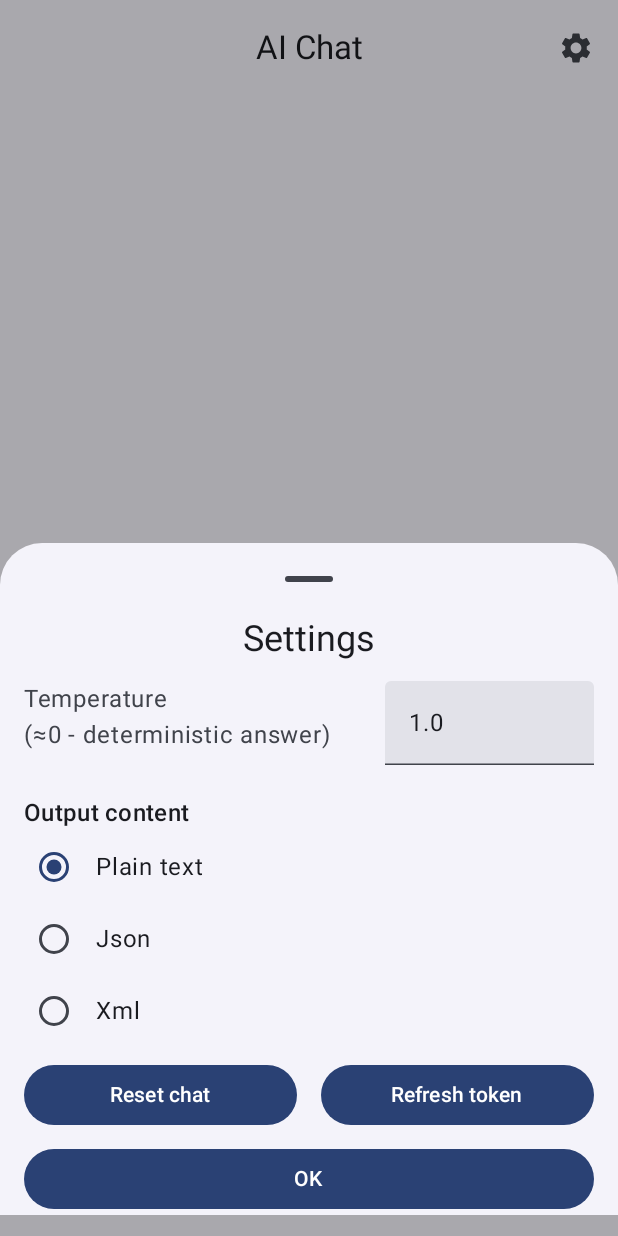
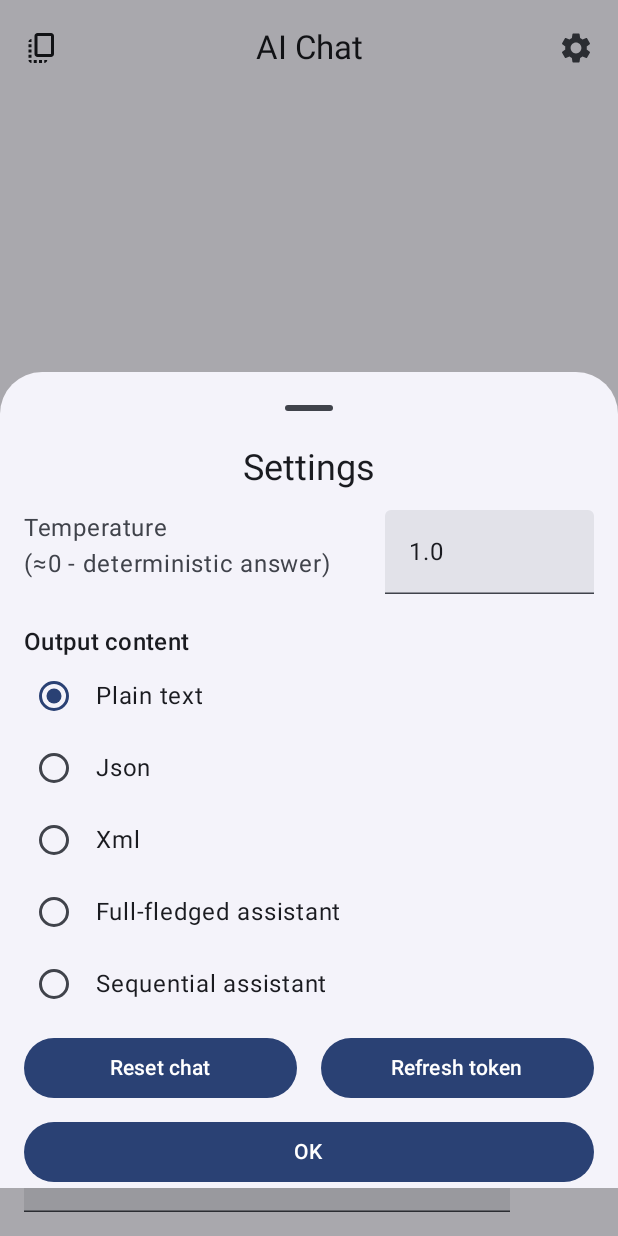
Before and after one commit to chtcholeg/AI_Advent_Challenge_4__1, an Android app built with Jetpack Compose: the screen it shows after launch (MainActivity), after a tap on "Settings", on a phone screen of 412 x 824 dp. Run offline under Robolectric (Android 15) with nearby library versions, the phone set to English and light mode, and no system bars.

Commit message:
Added new prompts (for TS and sequential) Added copy-buttons

```diff
--- a/app/build.gradle.kts
+++ b/app/build.gradle.kts
@@ -52,6 +52,7 @@ dependencies {
     implementation(libs.androidx.lifecycle.viewmodel.compose)
     implementation(libs.androidx.foundation)
     implementation(libs.androidx.material3)
+    implementation(libs.androidx.material.icons.extended)
     implementation(libs.androidx.ui)
     implementation(libs.androidx.ui.graphics)
     implementation(libs.androidx.ui.tooling.preview)
--- a/app/src/main/java/ru/chtcholeg/aichat/core/ChatCore.kt
+++ b/app/src/main/java/ru/chtcholeg/aichat/core/ChatCore.kt
@@ -117,6 +117,8 @@ object ChatCore {
             OutputContent.PLAIN_TEXT -> null
             OutputContent.JSON -> Message(Role.SYSTEM, SystemPrompts.JSON)
             OutputContent.XML -> Message(Role.SYSTEM, SystemPrompts.XML)
+            OutputContent.FULL_FLEDGED_ASSISTANT -> Message(Role.SYSTEM, SystemPrompts.FULL_FLEDGED_ASSISTANT)
+            OutputContent.SEQUENTIAL_ASSISTANT -> Message(Role.SYSTEM, SystemPrompts.SEQUENTIAL_ASSISTANT)
         }
         return listOfNotNull(systemMessage) + _messages.value
     }
--- a/app/src/main/java/ru/chtcholeg/aichat/ui/chatscreen/ChatScreen.kt
+++ b/app/src/main/java/ru/chtcholeg/aichat/ui/chatscreen/ChatScreen.kt
@@ -6,6 +6,7 @@ import androidx.compose.foundation.layout.fillMaxWidth
 import androidx.compose.foundation.layout.padding
 import androidx.compose.foundation.lazy.LazyColumn
 import androidx.compose.material.icons.Icons
+import androidx.compose.material.icons.filled.CopyAll
 import androidx.compose.material.icons.filled.Settings
 import androidx.compose.material3.Card
 import androidx.compose.material3.CardDefaults
@@ -16,10 +17,16 @@ import androidx.compose.material3.IconButton
 import androidx.compose.material3.LinearProgressIndicator
 import androidx.compose.material3.MaterialTheme
 import androidx.compose.material3.Scaffold
+import androidx.compose.material3.SnackbarDuration
+import androidx.compose.material3.SnackbarHost
+import androidx.compose.material3.SnackbarHostState
 import androidx.compose.material3.Text
 import androidx.compose.runtime.Composable
+import androidx.compose.runtime.LaunchedEffect
 import androidx.compose.runtime.getValue
+import androidx.compose.runtime.remember
 import androidx.compose.ui.Modifier
+import androidx.compose.ui.platform.LocalContext
 import androidx.compose.ui.tooling.preview.Preview
 import androidx.compose.ui.unit.dp
 import androidx.lifecycle.compose.collectAsStateWithLifecycle
@@ -46,16 +53,8 @@ private fun ChatScreen(
         topBar = {
             CenterAlignedTopAppBar(
                 title = { Text("AI Chat") },
-                actions = {
-                    IconButton(
-                        onClick = { onAction(ChatAction.ShowSettings) }
-                    ) {
-                        Icon(
-                            imageVector = Icons.Filled.Settings,
-                            contentDescription = "Settings"
-                        )
-                    }
-                }
+                navigationIcon = { NavigationIcon(onAction) },
+                actions = { Actions(onAction) },
             )
         },
         modifier = Modifier.fillMaxSize()
@@ -73,7 +72,12 @@ private fun ChatScreen(
                 reverseLayout = true
             ) {
                 items(count = state.messages.size) { message ->
-                    MessageBubble(chatMessage = state.messages[message])
+                    val chatMessage = state.messages[message]
+                    val context = LocalContext.current
+                    MessageBubble(
+                        chatMessage = chatMessage,
+                        onCopyClicked = { onAction(ChatAction.Copy(context, chatMessage)) },
+                    )
                 }
             }
 
@@ -106,12 +110,13 @@ private fun ChatScreen(
             // Input area
             InputArea(
                 inputText = state.inputText,
-                onInputTextChange = { onAction(ChatAction.Input(it)) },
+                onInputTextChange = {
+                    onAction(ChatAction.Input(it))
+                },
                 onSendMessage = { onAction(ChatAction.SendMessage) },
                 isLoading = state.isLoading,
                 modifier = Modifier.fillMaxWidth()
             )
-
         }
     }
 
@@ -125,6 +130,31 @@ private fun ChatScreen(
     }
 }
 
+@Composable
+private fun Actions(onAction: (ChatAction) -> Unit) {
+    IconButton(
+        onClick = { onAction(ChatAction.ShowSettings) }
+    ) {
+        Icon(
+            imageVector = Icons.Filled.Settings,
+            contentDescription = "Settings"
+        )
+    }
+}
+
+@Composable
+private fun NavigationIcon(onAction: (ChatAction) -> Unit) {
+    val context = LocalContext.current
+    IconButton(
+        onClick = { onAction(ChatAction.CopyAll(context)) }
+    ) {
+        Icon(
+            imageVector = Icons.Filled.CopyAll,
+            contentDescription = "Copy all conversation"
+        )
+    }
+}
+
 @Preview(showBackground = true)
 @Composable
 fun ChatScreenPreview() {
--- a/app/src/main/java/ru/chtcholeg/aichat/ui/chatscreen/InputArea.kt
+++ b/app/src/main/java/ru/chtcholeg/aichat/ui/chatscreen/InputArea.kt
@@ -13,6 +13,11 @@ import androidx.compose.material3.IconButton
 import androidx.compose.material3.Text
 import androidx.compose.material3.TextField
 import androidx.compose.runtime.Composable
+import androidx.compose.runtime.LaunchedEffect
+import androidx.compose.runtime.getValue
+import androidx.compose.runtime.mutableStateOf
+import androidx.compose.runtime.remember
+import androidx.compose.runtime.setValue
 import androidx.compose.ui.Alignment
 import androidx.compose.ui.Modifier
 import androidx.compose.ui.text.input.ImeAction
@@ -26,13 +31,24 @@ fun InputArea(
     isLoading: Boolean,
     modifier: Modifier = Modifier
 ) {
+    var isFocused by remember { mutableStateOf(false) }
+    var currentText by remember { mutableStateOf("") }
+    LaunchedEffect(inputText) {
+        if (!isFocused) {
+            currentText = inputText
+        }
+    }
+
     Row(
         modifier = modifier.padding(16.dp),
         verticalAlignment = Alignment.Companion.CenterVertically
     ) {
         TextField(
-            value = inputText,
-            onValueChange = onInputTextChange,
+            value = currentText,
+            onValueChange = { newText ->
+                currentText = newText
+                onInputTextChange(newText)
+            },
             placeholder = { Text("Type a message...") },
             modifier = Modifier
                 .weight(1f)
--- a/app/src/main/java/ru/chtcholeg/aichat/ui/chatscreen/SettingsDialog.kt
+++ b/app/src/main/java/ru/chtcholeg/aichat/ui/chatscreen/SettingsDialog.kt
@@ -29,7 +29,8 @@ fun SettingsDialog(
 ) {
     BottomSheet(
         onDismissRequest = { onAction(ChatAction.HideDialog) },
-        modifier = modifier.padding(bottom = 100.dp),
+        modifier = modifier
+            .padding(bottom = 32.dp),
     ) {
         Text(
             text = "Settings",
@@ -140,6 +141,8 @@ private val OutputContent.text: String
         OutputContent.PLAIN_TEXT -> "Plain text"
         OutputContent.JSON -> "Json"
         OutputContent.XML -> "Xml"
+        OutputContent.FULL_FLEDGED_ASSISTANT -> "Full-fledged assistant"
+        OutputContent.SEQUENTIAL_ASSISTANT -> "Sequential assistant"
     }
 
 @Preview(showBackground = true)
--- a/app/src/main/java/ru/chtcholeg/aichat/ui/views/BottomSheet.kt
+++ b/app/src/main/java/ru/chtcholeg/aichat/ui/views/BottomSheet.kt
@@ -8,9 +8,12 @@ import androidx.compose.foundation.rememberScrollState
 import androidx.compose.foundation.verticalScroll
 import androidx.compose.material3.ExperimentalMaterial3Api
 import androidx.compose.material3.ModalBottomSheet
+import androidx.compose.material3.SheetValue
+import androidx.compose.material3.rememberModalBottomSheetState
 import androidx.compose.runtime.Composable
 import androidx.compose.ui.Modifier
 import androidx.compose.ui.unit.dp
+import ru.chtcholeg.aichat.utils.consumedInsetsModifier
 
 @OptIn(ExperimentalMaterial3Api::class)
 @Composable
@@ -21,7 +24,12 @@ fun BottomSheet(
 ) {
     ModalBottomSheet(
         onDismissRequest = onDismissRequest,
-        modifier = modifier,
+        sheetState = rememberModalBottomSheetState(
+            skipPartiallyExpanded = true,
+            confirmValueChange = { it != SheetValue.PartiallyExpanded }
+        ),
+        modifier = modifier
+            .consumedInsetsModifier(true),
     ) {
         Column(
             modifier = Modifier
--- /dev/null
+++ b/app/src/main/java/ru/chtcholeg/aichat/utils/Insets.kt
@@ -0,0 +1,26 @@
+package ru.chtcholeg.aichat.utils
+
+import androidx.compose.foundation.layout.WindowInsets
+import androidx.compose.foundation.layout.consumeWindowInsets
+import androidx.compose.foundation.layout.ime
+import androidx.compose.foundation.layout.imePadding
+import androidx.compose.foundation.layout.navigationBars
+import androidx.compose.foundation.layout.navigationBarsPadding
+import androidx.compose.foundation.layout.statusBars
+import androidx.compose.foundation.layout.statusBarsPadding
+import androidx.compose.foundation.layout.union
+import androidx.compose.runtime.Composable
+import androidx.compose.ui.Modifier
+
+@Composable
+fun Modifier.consumedInsetsModifier(isBottomSheet: Boolean) = if (!isBottomSheet) {
+    imePadding()
+        .statusBarsPadding()
+        .navigationBarsPadding()
+} else {
+    consumeWindowInsets(
+        WindowInsets.ime
+            .union(WindowInsets.statusBars)
+            .union(WindowInsets.navigationBars)
+    )
+}
--- a/gradle/libs.versions.toml
+++ b/gradle/libs.versions.toml
@@ -13,6 +13,7 @@ ktor = "2.3.5"
 kotlinx-coroutines = "1.7.3"
 kotlinx-serialization = "1.6.0"
 foundation = "1.9.4"
+material-icons-extended = "1.7.8"
 
 [libraries]
 androidx-core-ktx = { group = "androidx.core", name = "core-ktx", version.ref = "coreKtx" }
@@ -30,6 +31,7 @@ androidx-ui-tooling-preview = { group = "androidx.compose.ui", name = "ui-toolin
 androidx-ui-test-manifest = { group = "androidx.compose.ui", name = "ui-test-manifest" }
 androidx-ui-test-junit4 = { group = "androidx.compose.ui", name = "ui-test-junit4" }
 androidx-material3 = { group = "androidx.compose.material3", name = "material3" }
+androidx-material-icons-extended = { group = "androidx.compose.material", name = "material-icons-extended", version.ref = "material-icons-extended" }
 androidx-foundation = { group = "androidx.compose.foundation", name = "foundation", version.ref = "foundation" }
 ktor-client-core = { group = "io.ktor", name = "ktor-client-core", version.ref = "ktor" }
 ktor-client-cio = { group = "io.ktor", name = "ktor-client-cio", version.ref = "ktor" }
```
Also changed, not shown: app/src/main/java/ru/chtcholeg/aichat/core/SystemPrompts.kt (+35 -0 lines), app/src/main/java/ru/chtcholeg/aichat/ui/chatscreen/ChatViewModel.kt (+54 -5 lines), app/src/main/java/ru/chtcholeg/aichat/ui/chatscreen/MessageBubble.kt (+35 -4 lines), app/src/main/java/ru/chtcholeg/aichat/utils/ClipboardUtils.kt (added, +13 -0 lines).
